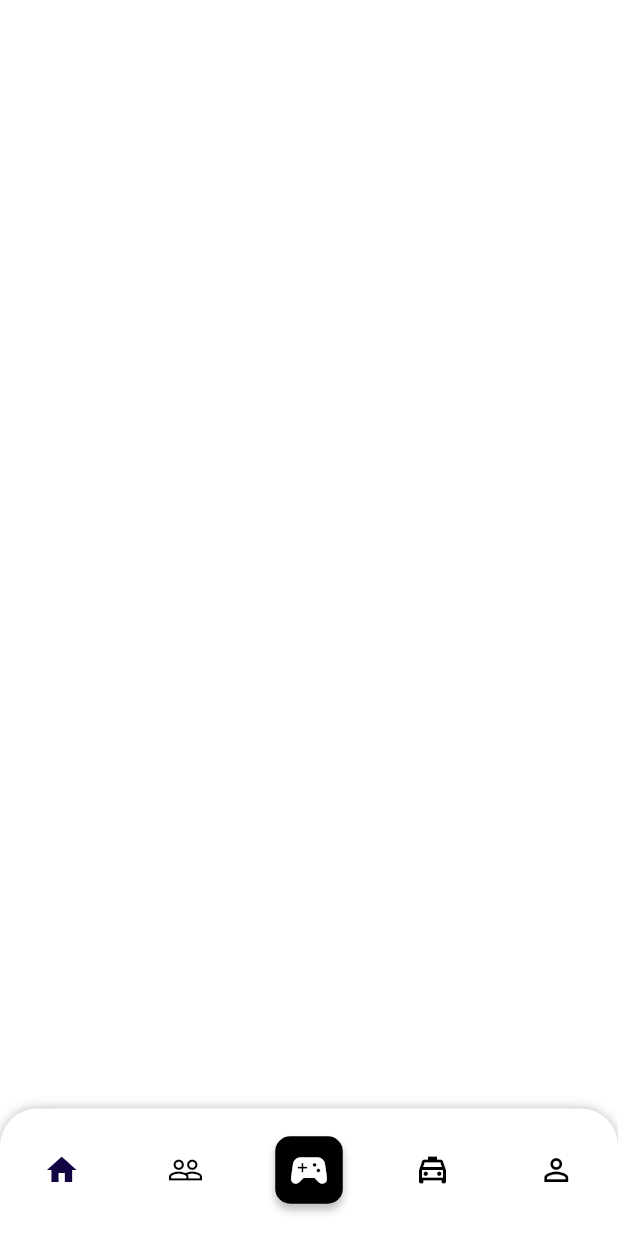
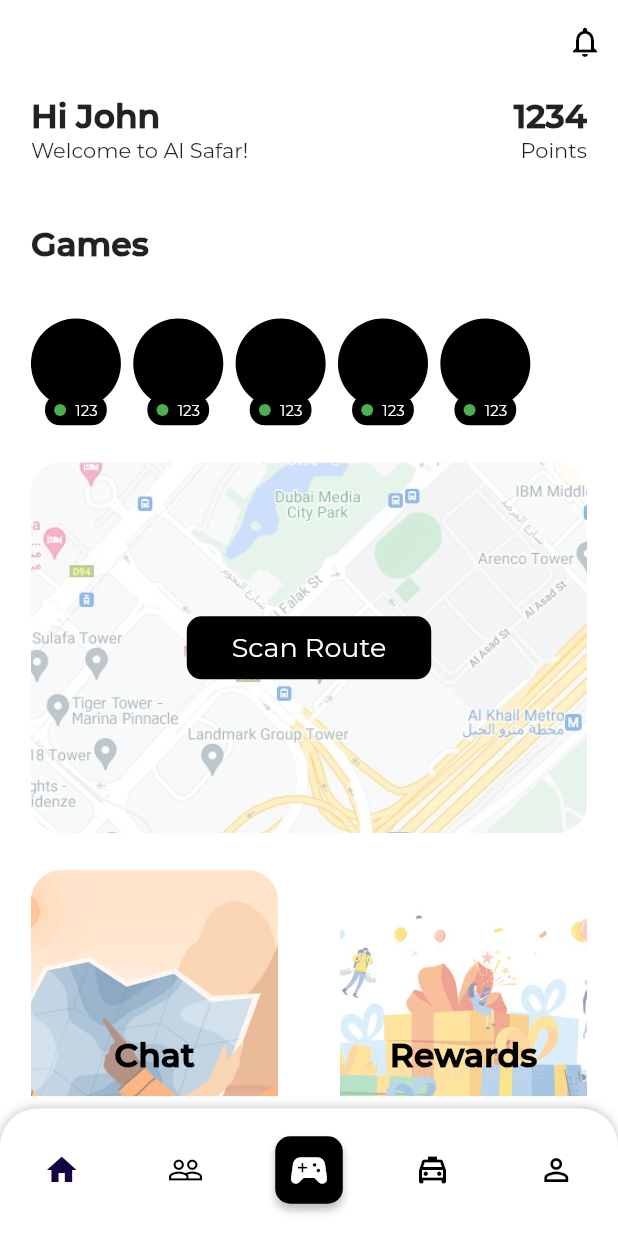
Before and after one commit to AlisterLuiz/AlSafar, a Flutter app: the screen it shows after launch, on a phone screen of 412 x 824 dp. Run offline on Flutter 3.47's test engine with Material 2 defaults, Android fonts, the phone set to English and light mode, and no system bars; our stand-ins replace device_preview; project files that could hold a hidden picture were left out.

Commit message:
Home, Booking, and Games Page Completed

```diff
--- a/lib/screens/portrait/mobile/home/home_page.dart
+++ b/lib/screens/portrait/mobile/home/home_page.dart
@@ -10,6 +10,114 @@ class HomePage extends StatefulWidget {
 class _HomePageState extends State<HomePage> {
   @override
   Widget build(BuildContext context) {
-    return Container();
+    return Scaffold(
+      appBar: getAppBar(context),
+      body: Container(
+        padding: EdgeInsets.symmetric(
+          horizontal: screenWidth(context) * 0.05,
+          vertical: screenHeight(context) * 0.01,
+        ),
+        child: ListView(
+          children: [
+            UserInfoWidget(),
+            SizedBox(
+              height: screenHeight(context) * 0.05,
+            ),
+            GamesWidget(),
+            SizedBox(
+              height: screenHeight(context) * 0.03,
+            ),
+            Container(
+              height: screenHeight(context) * 0.3,
+              decoration: BoxDecoration(
+                borderRadius: BorderRadius.circular(20),
+                image: DecorationImage(
+                  image: AssetImage('assets/images/map.jpg'),
+                  fit: BoxFit.cover,
+                  colorFilter: ColorFilter.mode(
+                      Colors.black.withOpacity(0.50), BlendMode.dstATop),
+                ),
+              ),
+              child: Center(
+                child: Container(
+                  padding: EdgeInsets.symmetric(horizontal: 30, vertical: 10),
+                  decoration: BoxDecoration(
+                    borderRadius: BorderRadius.circular(10),
+                    color: Theme.of(context).primaryColor,
+                  ),
+                  child: Text(
+                    'Scan Route',
+                    style: TextStyle(
+                      color: Theme.of(context).backgroundColor,
+                      fontSize: 18,
+                    ),
+                  ),
+                ),
+              ),
+            ),
+            SizedBox(
+              height: screenHeight(context) * 0.03,
+            ),
+            Row(
+              mainAxisAlignment: MainAxisAlignment.spaceBetween,
+              children: [
+                Expanded(
+                  child: Container(
+                    height: screenHeight(context) * 0.3,
+                    decoration: BoxDecoration(
+                      borderRadius: BorderRadius.circular(20),
+                      image: DecorationImage(
+                        image: AssetImage('assets/images/buddy.jpg'),
+                        fit: BoxFit.cover,
+                        colorFilter: ColorFilter.mode(
+                            Colors.black.withOpacity(0.50), BlendMode.dstATop),
+                      ),
+                    ),
+                    child: Center(
+                      child: Text(
+                        'Chat',
+                        style: TextStyle(
+                          color: Theme.of(context).primaryColor,
+                          fontSize: 22,
+                          fontWeight: FontWeight.w800,
+                        ),
+                      ),
+                    ),
+                  ),
+                ),
+                SizedBox(width: screenWidth(context) * 0.1),
+                Expanded(
+                  child: Container(
+                    height: screenHeight(context) * 0.3,
+                    decoration: BoxDecoration(
+                      borderRadius: BorderRadius.circular(20),
+                      image: DecorationImage(
+                        image: AssetImage('assets/images/rewards.jpg'),
+                        fit: BoxFit.cover,
+                        colorFilter: ColorFilter.mode(
+                            Colors.black.withOpacity(0.50), BlendMode.dstATop),
+                      ),
+                    ),
+                    child: Center(
+                      child: Text(
+                        'Rewards',
+                        style: TextStyle(
+                          color: Theme.of(context).primaryColor,
+                          fontSize: 22,
+                          fontWeight: FontWeight.w800,
+                        ),
+                      ),
+                    ),
+                  ),
+                ),
+              ],
+            ),
+            SizedBox(
+              height: screenHeight(context) * 0.02,
+            ),
+          ],
+        ),
+      ),
+    );
   }
 }
--- a/lib/screens/portrait/mobile/navigationbar_mobile_portrait.dart
+++ b/lib/screens/portrait/mobile/navigationbar_mobile_portrait.dart
@@ -15,8 +15,8 @@ class _NavigationBarMobilePortraitState
     final List<Widget> _children = [
       HomePage(),
       HomePage(),
-      HomePage(),
-      HomePage(),
+      GamesPage(),
+      BookingPage(),
       HomePage(),
     ];
 
@@ -92,12 +92,16 @@ class _NavigationBarMobilePortraitState
                             spreadRadius: 0,
                             offset: Offset(0.0, 4.0))
                       ],
-                      color: Theme.of(context).primaryColor,
+                      color: (currentIndex.getIndex() == 2)
+                          ? Theme.of(context).backgroundColor
+                          : Theme.of(context).primaryColor,
                       borderRadius: BorderRadius.circular(10),
                     ),
                     child: Icon(
                       Icons.sports_esports,
-                      color: Theme.of(context).backgroundColor,
+                      color: (currentIndex.getIndex() == 2)
+                          ? Theme.of(context).primaryColor
+                          : Theme.of(context).backgroundColor,
                       size: 30,
                     ),
                   ),
--- a/lib/utilities/index.dart
+++ b/lib/utilities/index.dart
@@ -22,6 +22,9 @@ export 'package:alsafar/utilities/theme.dart';
 
 //Widgets
 export 'package:alsafar/widgets/base_widget.dart';
+export 'package:alsafar/widgets/common/games_widget.dart';
+export 'package:alsafar/widgets/common/user_info_widget.dart';
+export 'package:alsafar/widgets/common/appbar_widget.dart';
 
 // Responsivea
 export 'package:alsafar/enums/device_screen_type.dart';
@@ -43,6 +46,9 @@ export 'package:alsafar/screens/portrait/desktop/navigationbar_desktop_portrait.
 export 'package:alsafar/screens/portrait/mobile/navigationbar_mobile_portrait.dart';
 export 'package:alsafar/screens/portrait/tablet/navigationbar_tablet_portrait.dart';
 export 'package:alsafar/screens/portrait/mobile/home/home_page.dart';
+export 'package:alsafar/screens/portrait/mobile/booking/booking.dart';
+export 'package:alsafar/widgets/common/infolist_widget.dart';
+export 'package:alsafar/screens/portrait/mobile/games/games_page.dart';
 
 // Services
 
--- /dev/null
+++ b/lib/widgets/common/appbar_widget.dart
@@ -0,0 +1,16 @@
+import 'package:alsafar/utilities/index.dart';
+
+AppBar getAppBar(BuildContext context) {
+  return AppBar(
+    backgroundColor: Theme.of(context).backgroundColor,
+    actions: [
+      Padding(
+        padding: EdgeInsets.only(right: 10),
+        child: Icon(
+          Icons.notifications_outlined,
+          color: Theme.of(context).primaryColor,
+        ),
+      )
+    ],
+  );
+}
--- /dev/null
+++ b/lib/widgets/common/games_widget.dart
@@ -0,0 +1,78 @@
+import 'package:alsafar/utilities/index.dart';
+
+class GamesWidget extends StatelessWidget {
+  const GamesWidget({
+    Key? key,
+  }) : super(key: key);
+
+  @override
+  Widget build(BuildContext context) {
+    return Column(
+      crossAxisAlignment: CrossAxisAlignment.start,
+      children: [
+        Text(
+          'Games',
+          style: TextStyle(
+            fontSize: 22,
+            fontWeight: FontWeight.w800,
+          ),
+        ),
+        SizedBox(
+          height: screenHeight(context) * 0.03,
+        ),
+        Container(
+          height: screenHeight(context) * 0.1,
+          child: ListView.builder(
+            scrollDirection: Axis.horizontal,
+            itemCount: 5,
+            itemBuilder: (context, index) {
+              return Padding(
+                padding: EdgeInsets.only(
+                  right: screenWidth(context) * 0.02,
+                ),
+                child: Stack(
+                  alignment: Alignment.center,
+                  children: [
+                    CircleAvatar(
+                      radius: 30,
+                      backgroundColor: Theme.of(context).primaryColor,
+                    ),
+                    Align(
+                      alignment: Alignment.bottomCenter,
+                      child: Container(
+                        height: screenHeight(context) * 0.025,
+                        width: screenWidth(context) * 0.1,
+                        decoration: BoxDecoration(
+                          color: Theme.of(context).primaryColor,
+                          borderRadius: BorderRadius.circular(10),
+                        ),
+                        child: Row(
+                          mainAxisAlignment:
+                              MainAxisAlignment.spaceEvenly,
+                          children: [
+                            CircleAvatar(
+                              radius: 4,
+                              backgroundColor: Colors.green,
+                            ),
+                            Text(
+                              '123',
+                              style: TextStyle(
+                                fontSize: 10,
+                                color:
+                                    Theme.of(context).backgroundColor,
+                              ),
+                            )
+                          ],
+                        ),
+                      ),
+                    ),
+                  ],
+                ),
+              );
+            },
+          ),
+        ),
+      ],
+    );
+  }
+}
--- /dev/null
+++ b/lib/widgets/common/user_info_widget.dart
@@ -0,0 +1,44 @@
+import 'package:alsafar/utilities/index.dart';
+
+class UserInfoWidget extends StatelessWidget {
+  const UserInfoWidget({
+    Key? key,
+  }) : super(key: key);
+
+  @override
+  Widget build(BuildContext context) {
+    return Row(
+      mainAxisAlignment: MainAxisAlignment.spaceBetween,
+      children: [
+        Column(
+          crossAxisAlignment: CrossAxisAlignment.start,
+          children: [
+            Text(
+              'Hi John',
+              style: TextStyle(
+                fontSize: 22,
+                fontWeight: FontWeight.w800,
+              ),
+            ),
+            Text(
+              'Welcome to Al Safar!',
+            )
+          ],
+        ),
+        Column(
+          crossAxisAlignment: CrossAxisAlignment.end,
+          children: [
+            Text(
+              '1234',
+              style: TextStyle(
+                fontSize: 22,
+                fontWeight: FontWeight.w800,
+              ),
+            ),
+            Text('Points')
+          ],
+        )
+      ],
+    );
+  }
+}
```
Also changed, not shown: lib/screens/portrait/mobile/booking/booking.dart (added, +90 -0 lines), lib/screens/portrait/mobile/games/games_page.dart (added, +71 -0 lines), lib/widgets/common/infolist_widget.dart (added, +57 -0 lines), assets/images/buddy.jpg (added), assets/images/careem.jpg (added), assets/images/map.jpg (added), assets/images/rewards.jpg (added), assets/images/rta.png (added), assets/images/uber.jpg (added).
